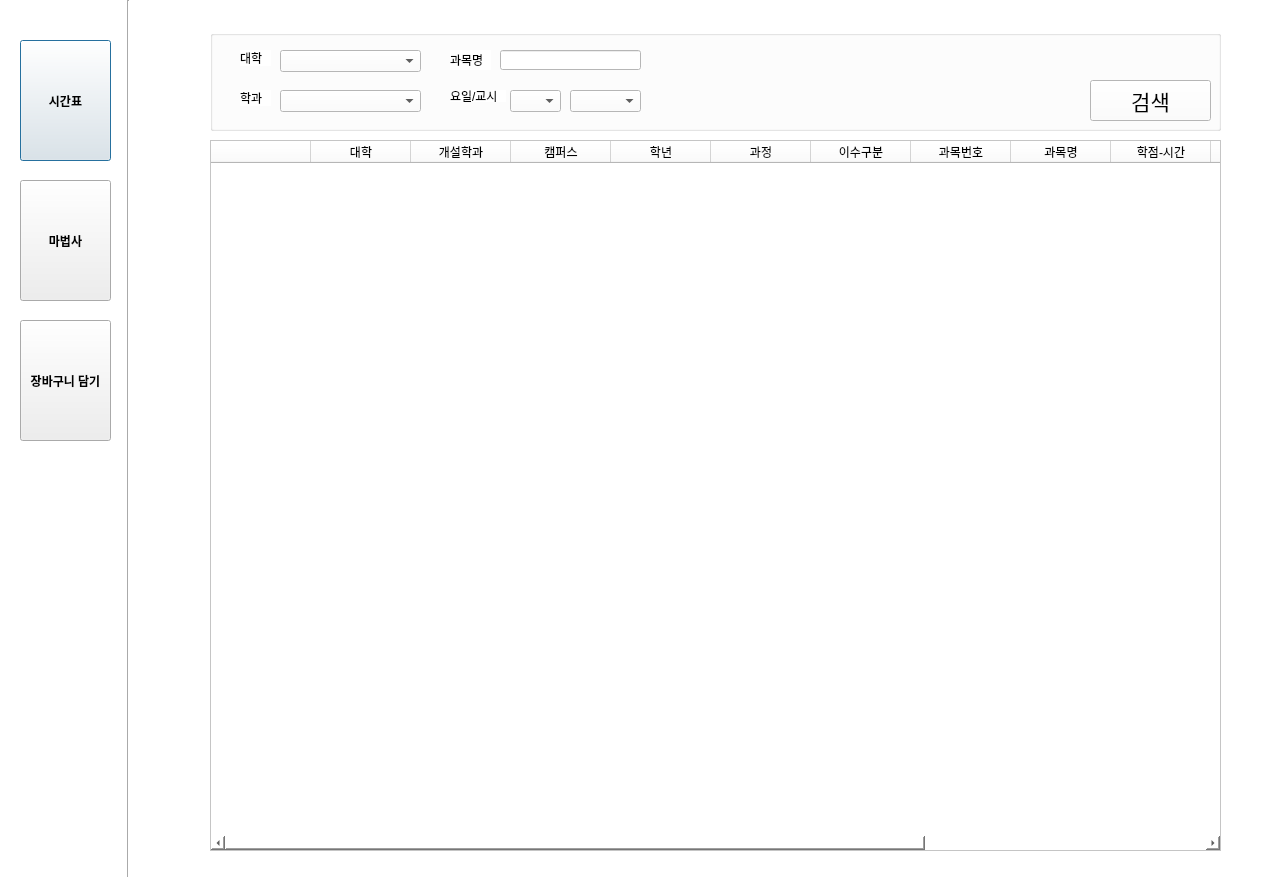
Qt form test.ui (rocknroll17/Lecture-Scheduler) before a commit.
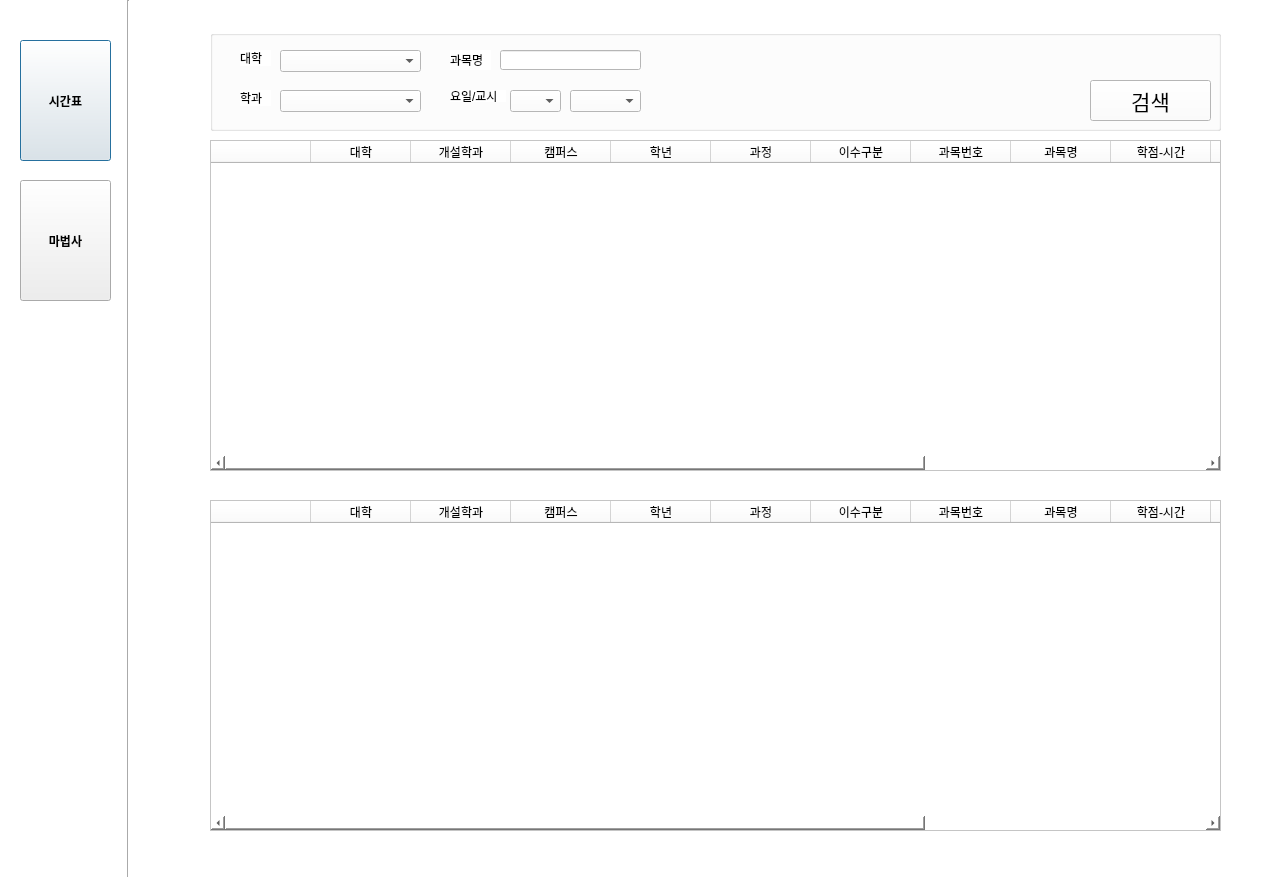
The same form after that commit.

```diff
--- a/test.ui
+++ b/test.ui
@@ -170,36 +170,13 @@
     <string>시간표</string>
    </property>
   </widget>
-  <widget class="QPushButton" name="Button_Select">
-   <property name="geometry">
-    <rect>
-     <x>20</x>
-     <y>320</y>
-     <width>91</width>
-     <height>121</height>
-    </rect>
-   </property>
-   <property name="font">
-    <font>
-     <family>Arial</family>
-     <weight>75</weight>
-     <bold>true</bold>
-    </font>
-   </property>
-   <property name="styleSheet">
-    <string notr="true">background-color : rgb(238, 238, 238)</string>
-   </property>
-   <property name="text">
-    <string>장바구니 담기</string>
-   </property>
-  </widget>
   <widget class="QTableWidget" name="Table_Course">
    <property name="geometry">
     <rect>
      <x>210</x>
      <y>140</y>
      <width>1011</width>
-     <height>711</height>
+     <height>331</height>
     </rect>
    </property>
    <property name="dragEnabled">
@@ -458,6 +435,114 @@
     <string>마법사</string>
    </property>
   </widget>
+  <widget class="QTableWidget" name="Course_Basket">
+   <property name="geometry">
+    <rect>
+     <x>210</x>
+     <y>500</y>
+     <width>1011</width>
+     <height>331</height>
+    </rect>
+   </property>
+   <property name="dragEnabled">
+    <bool>true</bool>
+   </property>
+   <property name="dragDropMode">
+    <enum>QAbstractItemView::NoDragDrop</enum>
+   </property>
+   <property name="defaultDropAction">
+    <enum>Qt::CopyAction</enum>
+   </property>
+   <property name="gridStyle">
+    <enum>Qt::SolidLine</enum>
+   </property>
+   <property name="sortingEnabled">
+    <bool>false</bool>
+   </property>
+   <property name="rowCount">
+    <number>0</number>
+   </property>
+   <attribute name="horizontalHeaderCascadingSectionResizes">
+    <bool>false</bool>
+   </attribute>
+   <column>
+    <property name="text">
+     <string/>
+    </property>
+   </column>
+   <column>
+    <property name="text">
+     <string>대학</string>
+    </property>
+    <property name="background">
+     <color>
+      <red>242</red>
+      <green>255</green>
+      <blue>255</blue>
+     </color>
+    </property>
+   </column>
+   <column>
+    <property name="text">
+     <string>개설학과</string>
+    </property>
+   </column>
+   <column>
+    <property name="text">
+     <string>캠퍼스</string>
+    </property>
+   </column>
+   <column>
+    <property name="text">
+     <string>학년</string>
+    </property>
+   </column>
+   <column>
+    <property name="text">
+     <string>과정</string>
+    </property>
+   </column>
+   <column>
+    <property name="text">
+     <string>이수구분</string>
+    </property>
+   </column>
+   <column>
+    <property name="text">
+     <string>과목번호</string>
+    </property>
+   </column>
+   <column>
+    <property name="text">
+     <string>과목명</string>
+    </property>
+   </column>
+   <column>
+    <property name="text">
+     <string>학점-시간</string>
+    </property>
+   </column>
+   <column>
+    <property name="text">
+     <string>담당교수</string>
+    </property>
+   </column>
+   <column>
+    <property name="text">
+     <string>폐강여부</string>
+    </property>
+   </column>
+   <column>
+    <property name="text">
+     <string>강의시간</string>
+    </property>
+   </column>
+   <column>
+    <property name="text">
+     <string>비고</string>
+    </property>
+   </column>
+  </widget>
  </widget>
  <resources/>
  <connections/>
```
